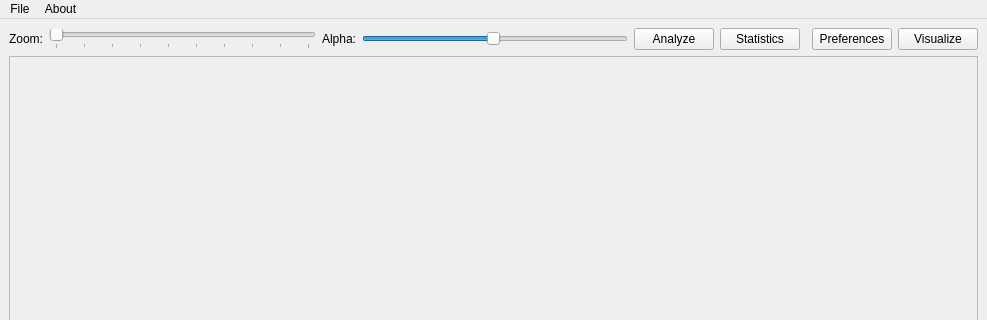
Before: the Qt Designer form gui.ui in maxscheurer/pycontact, drawn with Qt 5; both pictures show x 0 to 987 and y 0 to 320 of the 987 by 606 pixel window.
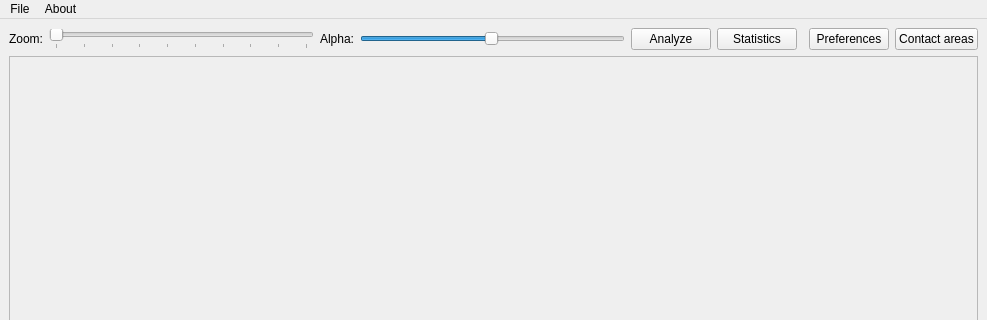
After: the same form once the commit is applied.

Commit message: update GUI with VMD script generation

What changed in the file:
```diff
--- a/gui.ui
+++ b/gui.ui
@@ -117,7 +117,7 @@
     <item row="0" column="8">
      <widget class="QPushButton" name="visButton">
       <property name="text">
-       <string>Visualize</string>
+       <string>Contact areas</string>
       </property>
      </widget>
     </item>
```
Left out of the diff: 8 changed lines with no effect on the pictures. The commit also changes 7 other files.
